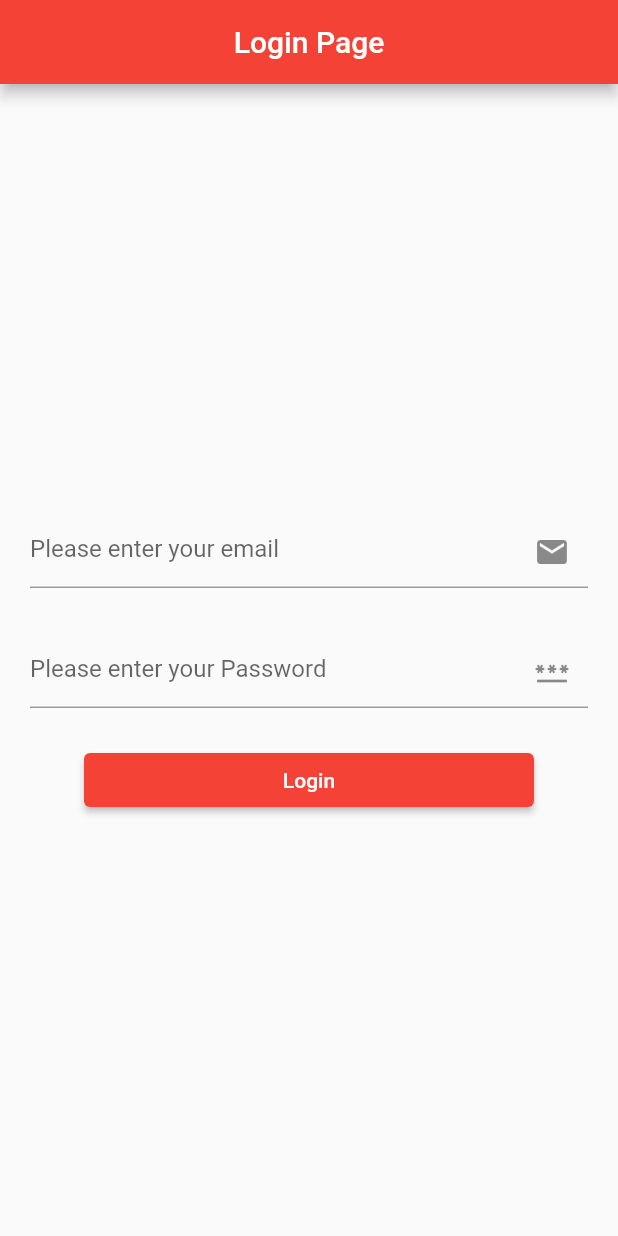
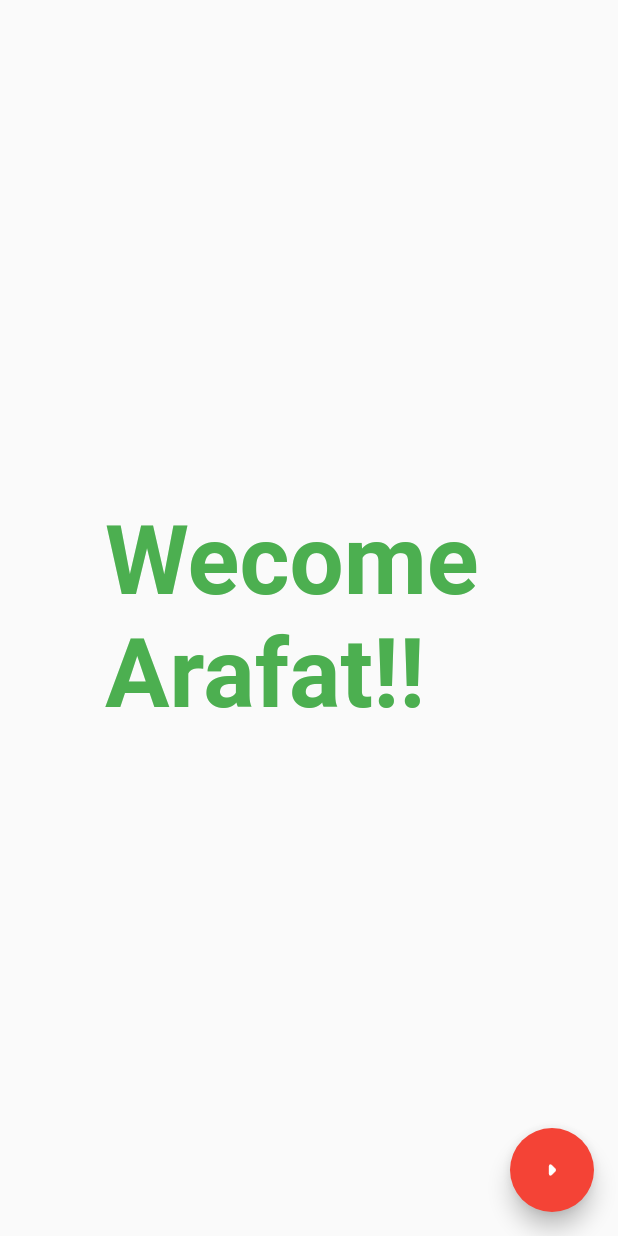
Before and after one commit to ArafatHussain99/FapApp, a Flutter app: the screen it shows after launch, after a tap on "Login", on a phone screen of 412 x 824 dp. Run offline on Flutter 3.47's test engine with Material 2 defaults, Android fonts, the phone set to English and light mode, and no system bars.

Commit message:
pages added

```diff
--- a/lib/main.dart
+++ b/lib/main.dart
@@ -1,5 +1,8 @@
+import 'package:day1/pages/fap.dart';
+import 'package:day1/utils/routes.dart';
 import 'package:flutter/material.dart';
 import 'pages/login_page.dart';
+import 'pages/welcome.dart';
 
 void main() {
   runApp(MyApp());
@@ -15,7 +18,12 @@ class MyApp extends StatelessWidget {
       theme: ThemeData(
         primarySwatch: Colors.red,
       ),
-      home: Login_page(title: 'Login Page'),
+      initialRoute: "/",
+      routes: {
+        "/": (context) => Login_page(title: 'Login Page'),
+        MyRoutes.welcomeRoute: (context) => Welcome(),
+        MyRoutes.fapRoute: (context) => Fap_page(),
+      },
     );
   }
 }
--- a/lib/pages/login_page.dart
+++ b/lib/pages/login_page.dart
@@ -1,3 +1,4 @@
+import 'package:day1/utils/routes.dart';
 import 'package:flutter/material.dart';
 
 class Login_page extends StatefulWidget {
@@ -62,7 +63,11 @@ class _Login_pageState extends State<Login_page> {
             padding: const EdgeInsets.all(8.0),
             child: Container(
                 width: 300,
-                child: ElevatedButton(onPressed: () {}, child: Text("Login"))),
+                child: ElevatedButton(
+                    onPressed: () {
+                      Navigator.pushNamed(context, MyRoutes.welcomeRoute);
+                    },
+                    child: Text("Login"))),
           ),
         ],
       ),
--- /dev/null
+++ b/lib/pages/welcome.dart
@@ -0,0 +1,35 @@
+import 'package:day1/utils/routes.dart';
+import 'package:flutter/material.dart';
+
+class Welcome extends StatelessWidget {
+  const Welcome({Key? key}) : super(key: key);
+
+  @override
+  Widget build(BuildContext context) {
+    return Scaffold(
+      body: Column(
+        mainAxisAlignment: MainAxisAlignment.center,
+        children: [
+          Center(
+              child: Padding(
+            padding: const EdgeInsets.symmetric(horizontal: 70, vertical: 30),
+            child: Text(
+              "Wecome Arafat!!",
+              style: TextStyle(
+                fontSize: 64,
+                color: Colors.green,
+                fontWeight: FontWeight.bold,
+              ),
+            ),
+          )),
+        ],
+      ),
+      floatingActionButton: FloatingActionButton(
+        child: Icon(Icons.arrow_right_rounded),
+        onPressed: () {
+          Navigator.pushNamed(context, MyRoutes.fapRoute);
+        },
+      ),
+    );
+  }
+}
--- /dev/null
+++ b/lib/utils/routes.dart
@@ -0,0 +1,4 @@
+class MyRoutes {
+  static String welcomeRoute = "/welcome";
+  static String fapRoute = "/fap";
+}
```
Also changed, not shown: 2 other files.
